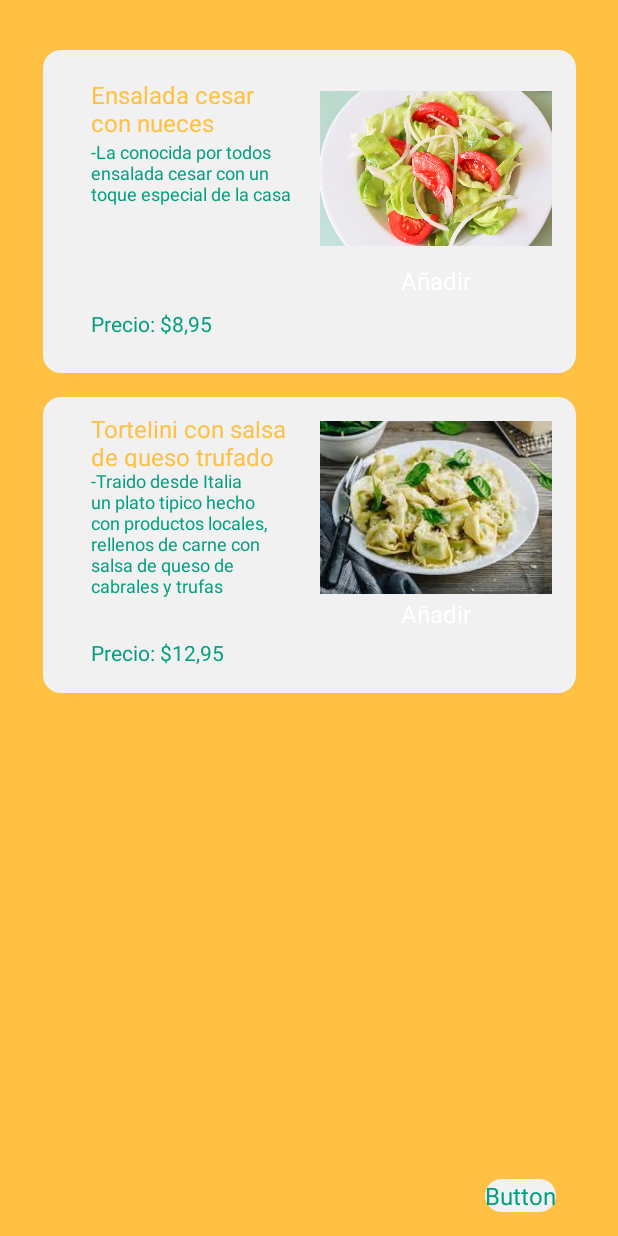
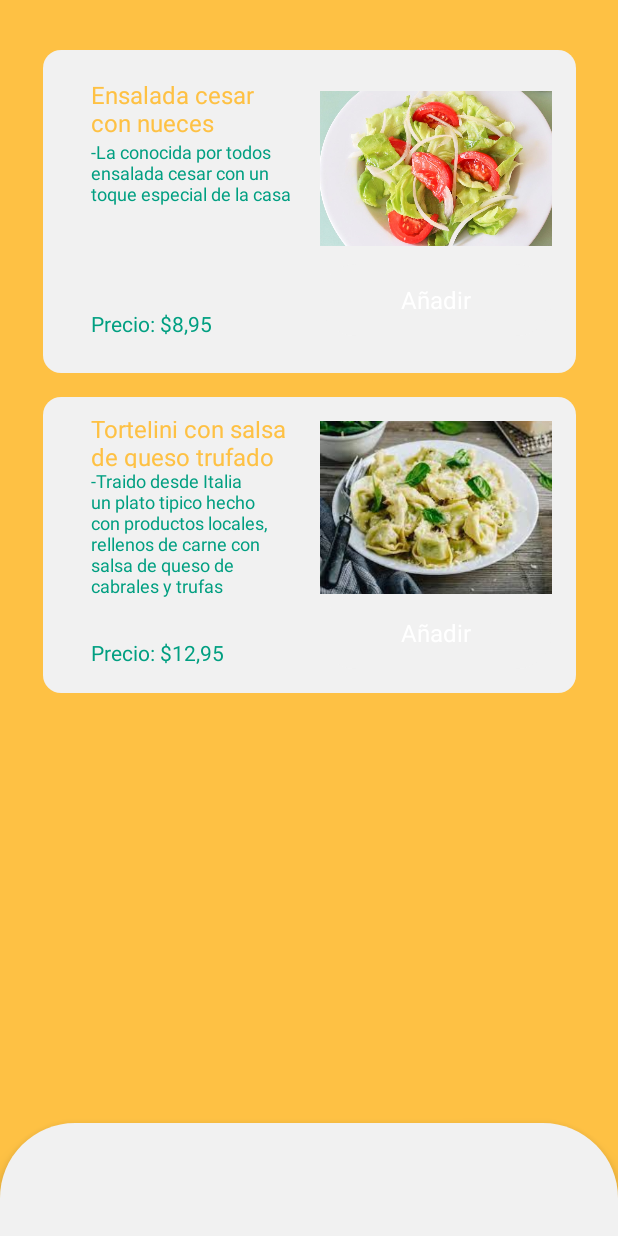
Before and after one commit to mai-pointer/Erronka1, an Android app: the layout activity_main_cesta.xml on its own in the app's theme, with its tools: preview values and no code run, on a phone screen of 412 x 824 dp. Run offline under Robolectric (Android 15) with nearby library versions, the phone set to English and light mode, and no system bars; Roboto replaces fonts that are not available here.

Commit message:
asier merged

```diff
--- a/app/src/main/AndroidManifest.xml
+++ b/app/src/main/AndroidManifest.xml
@@ -22,9 +22,9 @@
             android:name=".MainActivity_Cesta"
             android:exported="false" />
         <activity
-            android:name=".MainActivity_Pagina_Tienda"
-            android:exported="false"
-            android:label="@string/title_activity_main_pagina_tienda" />
+        android:name=".MainActivity_Pagina_Tienda"
+        android:exported="false"/>
+        <activity
             android:name=".Usuario"
             android:exported="false" />
         <activity
--- a/app/src/main/java/com/example/erronka1/MainActivity_Cesta.kt
+++ b/app/src/main/java/com/example/erronka1/MainActivity_Cesta.kt
@@ -7,5 +7,7 @@ class MainActivity_Cesta : AppCompatActivity() {
     override fun onCreate(savedInstanceState: Bundle?) {
         super.onCreate(savedInstanceState)
         setContentView(R.layout.activity_main_cesta)
+
+        MenuNav.Crear(this)
     }
 }
--- a/app/src/main/java/com/example/erronka1/MainActivity_Compras_Anteriores.kt
+++ b/app/src/main/java/com/example/erronka1/MainActivity_Compras_Anteriores.kt
@@ -7,5 +7,7 @@ class MainActivity_Compras_Anteriores : AppCompatActivity() {
     override fun onCreate(savedInstanceState: Bundle?) {
         super.onCreate(savedInstanceState)
         setContentView(R.layout.activity_main_compras_anteriores)
+
+        MenuNav.Crear(this)
     }
 }
--- a/app/src/main/java/com/example/erronka1/MainActivity_Pagina_Tienda.kt
+++ b/app/src/main/java/com/example/erronka1/MainActivity_Pagina_Tienda.kt
@@ -7,5 +7,7 @@ class MainActivity_Pagina_Tienda : AppCompatActivity() {
     override fun onCreate(savedInstanceState: Bundle?) {
         super.onCreate(savedInstanceState)
         setContentView(R.layout.activity_main_pagina_tienda)
+
+        MenuNav.Crear(this)
     }
 }
--- a/app/src/main/res/layout/activity_main_cesta.xml
+++ b/app/src/main/res/layout/activity_main_cesta.xml
@@ -42,7 +42,8 @@
                     android:layout_height="178dp"
                     android:layout_marginStart="16dp"
                     android:layout_weight="1"
-                    android:orientation="vertical">
+                    android:orientation="vertical"
+                    tools:ignore="ExtraText">
 
                     <TextView
                         android:layout_width="match_parent"
@@ -81,6 +82,7 @@
                     <Button
                         android:layout_width="match_parent"
                         android:layout_height="wrap_content"
+                        android:minHeight="48dp"
                         android:text="Añadir"
                         android:textColor="#FFFFFF" />
 
@@ -115,7 +117,7 @@
                     <TextView
                         android:layout_width="match_parent"
                         android:layout_height="113dp"
-                        android:text="-Traido desde Italia un plato tipico hecho con productos locales, rellenos de carne con salsa de queso de cabrales y trufas  "
+                        android:text="-Traido desde Italia un plato tipico hecho con productos locales, rellenos de carne con salsa de queso de cabrales y trufas "
                         android:textColor="@color/colorPrimary"
                         android:textSize="12sp"/>
 
@@ -143,6 +145,7 @@
                     <Button
                         android:layout_width="match_parent"
                         android:layout_height="wrap_content"
+                        android:minHeight="48dp"
                         android:text="Añadir"
                         android:textColor="#FFFFFF" />
 
@@ -161,9 +164,22 @@
         android:layout_height="wrap_content"
         android:layout_marginEnd="41dp"
         android:layout_marginBottom="16dp"
+        android:minWidth="48dp"
+        android:minHeight="48dp"
         android:text="Button"
         app:layout_constraintBottom_toBottomOf="parent"
         app:layout_constraintEnd_toEndOf="parent"
         app:layout_constraintTop_toBottomOf="@+id/scrollView2" />
 
+
+    <com.google.android.material.bottomnavigation.BottomNavigationView
+        android:id="@+id/navMenu"
+        android:layout_width="0dp"
+        android:layout_height="75dp"
+        android:background="@drawable/roundednav"
+        app:layout_constraintBottom_toBottomOf="parent"
+        app:layout_constraintEnd_toEndOf="parent"
+        app:layout_constraintStart_toStartOf="parent"
+        tools:ignore="VisualLintBottomNav" />
+
 </androidx.constraintlayout.widget.ConstraintLayout>
```
Also changed, not shown: app/src/main/java/com/example/erronka1/MainActivity.kt (+3 -4 lines), app/src/main/java/com/example/erronka1/MenuNav.kt (+4 -4 lines), app/src/main/res/layout/activity_main_compras_anteriores.xml (+9 -1 lines), app/src/main/res/layout/activity_main_pagina_tienda.xml (+11 -0 lines), app/src/main/res/layout/activity_maps.xml (deleted, +0 -9 lines).
